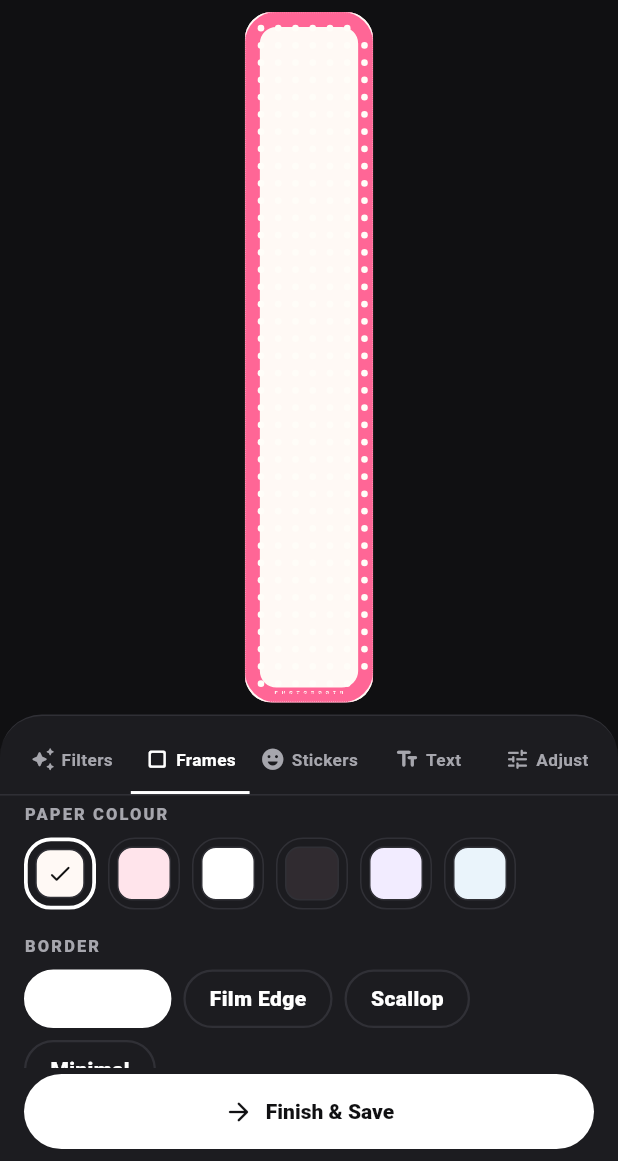
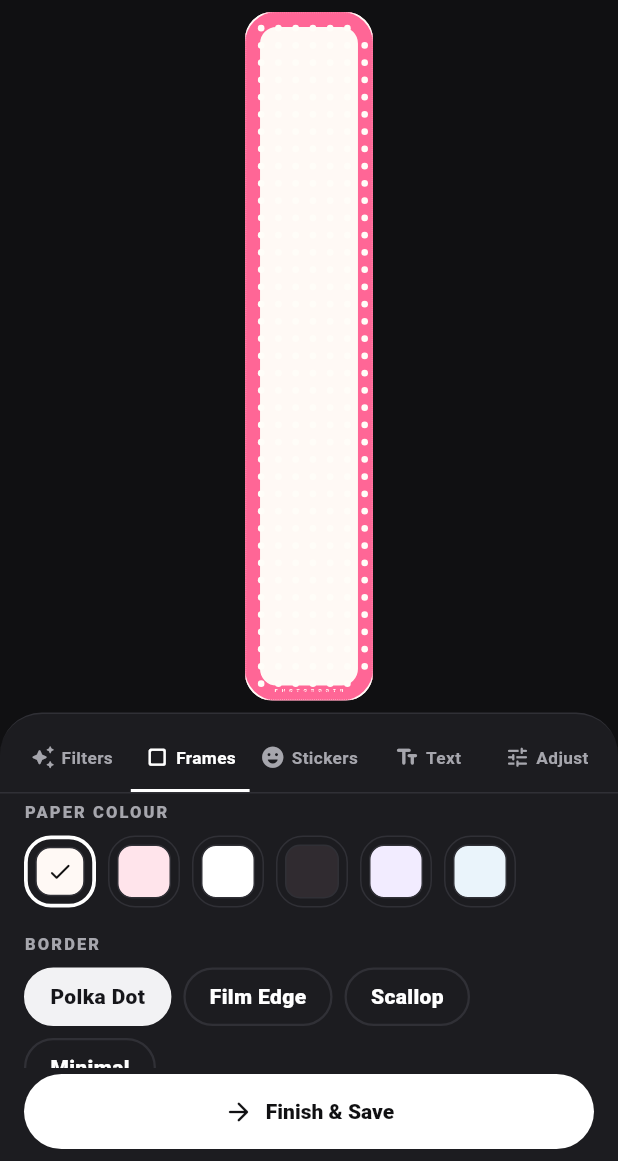
Before and after one commit to winkhantnyimdy-art/PhotoBooth, a Flutter app: the DecorateScreen screen opened directly with empty values, after a tap on "Frames", on a phone screen of 412 x 824 dp, the part 75-1236 px from its top. Run offline on Flutter 3.47's test engine with Material 3 defaults, Android fonts, the phone set to English and light mode, and no system bars; our stand-ins replace audioplayers, camera, share_plus, shared_preferences, web; missing offline and left inert: dart:js_interop, gal, idb_shim; accounts and stored records are empty.

Commit message:
Checkpoint 5B: fix filter shelf clipping and frame/pattern chip contrast

```diff
--- a/lib/core/theme/app_colors.dart
+++ b/lib/core/theme/app_colors.dart
@@ -71,4 +71,19 @@ abstract final class AppColors {
 
   /// Subtle silver accent for selection and affordances.
   static const Color silver = Color(0xFFC7C7CC);
+
+  /// Selected pills on [darkSurface].
+  ///
+  /// A light fill keeps the chosen option obvious at a glance, while the dark
+  /// ink keeps the label readable. The old pair used white for both, which is
+  /// why selected Frame Theme and Pattern chips rendered as blank capsules.
+  static const Color darkChipSelectedSurface = Color(0xFFF2F2F4);
+  static const Color darkChipSelectedInk = Color(0xFF16161A);
+
+  /// Disabled pills on [darkSurface].
+  ///
+  /// Kept lighter than an unselected chip and paired with muted ink, so an
+  /// unavailable option cannot be mistaken for one that is merely unselected.
+  static const Color darkChipDisabledSurface = Color(0xFF26262C);
+  static const Color darkChipDisabledInk = Color(0xFFA6A6AD);
 }
--- a/lib/features/decorate/decorate_screen.dart
+++ b/lib/features/decorate/decorate_screen.dart
@@ -44,7 +44,8 @@ void scheduleEditorZoomForCurrentEditor(double? factor) {
   if (root != null) visit(root);
   final StatefulElement? editorElement = editor;
   if (editorElement == null) return;
-  final _DecorateScreenState state = editorElement.state as _DecorateScreenState;
+  final _DecorateScreenState state =
+      editorElement.state as _DecorateScreenState;
 
   // Anchor the scale on the viewport centre, so the strip grows in place the
   // way a pinch at the middle of the photo does. An uncompensated diagonal
@@ -454,11 +455,18 @@ class _DecorateScreenState extends State<DecorateScreen> {
     // photostrip - the reason the screen exists - stays dominant.
     //
     // 0.36 rather than 0.32: the Filters tab is header + strength slider +
-    // a 104 dp shelf + a hint. At 0.32 the viewport ended inside the slider
-    // and the control painted nothing at its resting scroll position, which
-    // made the primary control of the tab look absent (visible in the
-    // Checkpoint 2 captures as a thumb sliver under the finish button).
-    final double trayHeight = (screen * 0.36).clamp(212.0, 340.0).toDouble();
+    // a 96 dp shelf. At 0.32 the viewport ended inside the slider and the
+    // control painted nothing at its resting scroll position, which made the
+    // primary control of the tab look absent (visible in the Checkpoint 2
+    // captures as a thumb sliver under the finish button).
+    //
+    // Content floor, not a design enlargement: below it the filter-shelf labels
+    // land under the action bar. On short viewports the 0.36 share cannot reach
+    // the content floor, so the tray grows to keep every effect label visible.
+    // 298 is the measured floor: 4 top inset + 24 header + two 2 dp gaps + the
+    // 56 dp strength block + 94 dp shelf, plus tab bar and action bar. It stays
+    // under half of the 600 dp regression viewport.
+    final double trayHeight = (screen * 0.36).clamp(298.0, 340.0).toDouble();
 
     return Container(
       decoration: const BoxDecoration(
@@ -473,6 +481,7 @@ class _DecorateScreenState extends State<DecorateScreen> {
             _buildTabBar(),
             Expanded(
               child: SingleChildScrollView(
+                key: const ValueKey<String>('decorate-tool-scroll'),
                 padding: const EdgeInsets.fromLTRB(S.md, S.xs, S.md, S.sm),
                 child: _buildTabContent(),
               ),
@@ -581,19 +590,55 @@ class _DecorateScreenState extends State<DecorateScreen> {
     return Column(
       crossAxisAlignment: CrossAxisAlignment.stretch,
       children: <Widget>[
-        _SectionHeader(
+        SizedBox(
+          // Compact section header keeps the filter shelf inside the tool
+          // viewport on short Android viewports.
+          height: 24,
+          child: _SectionHeader(
             title: 'Filters',
-          // Original does not grade the photo, so no strength figure applies;
-          // "100%" there implied an effect the user did not pick.
-          trailing: original ? 'No effect' : '${(_state.filterIntensity * 100).round()}%',
-        ),
-        const SizedBox(height: S.sm),
+            // Reset lives in the header instead of consuming a full row above
+            // the shelf. The old row pushed the shelf's label baseline under
+            // the tray viewport, which is the defect in
+            // checkpoint-5-acceptance/22-filter-tray-clipping.png.
+            action: original
+                ? null
+                : Semantics(
+                    button: true,
+                    label: 'Reset to Original',
+                    onTap: _resetEffectToOriginal,
+                    child: ExcludeSemantics(
+                      child: TextButton(
+                        key: const ValueKey<String>('reset-effect'),
+                        onPressed: _resetEffectToOriginal,
+                        style: TextButton.styleFrom(
+                          minimumSize: const Size(0, 24),
+                          // Four dp per side: the full label and the 100%
+                          // readout fit a 320 dp header without an overflow.
+                          padding: const EdgeInsets.symmetric(horizontal: S.xs),
+                          tapTargetSize: MaterialTapTargetSize.shrinkWrap,
+                          visualDensity: VisualDensity.compact,
+                          foregroundColor: AppColors.darkMuted,
+                          textStyle: AppText.caption.copyWith(
+                            fontWeight: FontWeight.w600,
+                          ),
+                        ),
+                        child: const Text('Reset to Original'),
+                      ),
+                    ),
+                  ),
+            // Original does not grade the photo, so no strength figure
+            // applies; "100%" there implied an effect the user did not pick.
+            trailing: original
+                ? 'No effect'
+                : '${(_state.filterIntensity * 100).round()}%',
+          ),
+        ),
+        const SizedBox(height: S.xxs),
         // The strength control sits directly under the section header, not
-        // under the shelf. The tray viewport is ~150 dp; with the slider below
-        // the 104 dp shelf it landed exactly on the viewport cut and painted
-        // nothing - the Checkpoint 2 captures show the same clipped control -
-        // while the tap target still worked, so the control looked absent.
-        // Above the shelf it is visible and reachable without scrolling.
+        // under the shelf. With the slider below the shelf it landed on the
+        // viewport cut and painted nothing while the tap target still worked,
+        // so the control looked absent. Above the shelf it is visible and
+        // reachable without scrolling.
         _DarkSlider(
           key: const ValueKey<String>('filter-intensity'),
           label: 'Strength',
@@ -601,21 +646,15 @@ class _DecorateScreenState extends State<DecorateScreen> {
           value: _state.filterIntensity,
           min: 0,
           max: 1,
-          display: original ? 'No effect' : '${(_state.filterIntensity * 100).round()}%',
+          display: original
+              ? 'No effect'
+              : '${(_state.filterIntensity * 100).round()}%',
           // Disabled on Original, because there is nothing there to grade.
           // Keeping the control visible but inert is the clearest signal that
           // picking an effect is what makes strength meaningful.
           onChanged: original ? null : _changeEffectIntensity,
         ),
-        const SizedBox(height: S.sm),
-        if (_state.filter != PhotoEffect.original)
-           Align(
-             alignment: Alignment.centerRight,
-             child: TextButton(
-               onPressed: _resetEffectToOriginal,
-               child: const Text('Reset to Original'),
-             ),
-           ),
+        const SizedBox(height: S.xxs),
         _buildFilterShelf(),
         // One hint line, not two. The panel is a fixed height and the
         // strength slider is a primary control: a second explanatory line
@@ -647,7 +686,11 @@ class _DecorateScreenState extends State<DecorateScreen> {
   /// and the chips underneath remain the targets.
   Widget _buildFilterShelf() {
     return SizedBox(
-      height: 104,
+      key: const ValueKey<String>('filter-shelf'),
+      // 94 dp still holds a 72 dp chip, its 4 dp gap and the 10 pt label,
+      // including at 1.3x text scale. The old 104 dp box left unused space and
+      // pushed the label row beneath the action bar on shorter viewports.
+      height: 94,
       child: Stack(
         children: <Widget>[
           Positioned.fill(
@@ -746,6 +789,7 @@ class _DecorateScreenState extends State<DecorateScreen> {
           children: <Widget>[
             for (final FrameStyle style in FrameStyle.values)
               _ChoicePill(
+                key: ValueKey<String>('frame-border-${style.name}'),
                 label: style.label,
                 semanticLabel: '${style.label} border',
                 selected: _state.frameStyle == style,
@@ -764,6 +808,7 @@ class _DecorateScreenState extends State<DecorateScreen> {
           children: <Widget>[
             for (final FrameTheme theme in FrameTheme.values)
               _ChoicePill(
+                key: ValueKey<String>('frame-theme-${theme.name}'),
                 label: theme.label,
                 semanticLabel: '${theme.label} frame theme',
                 selected: _state.frameTheme == theme,
@@ -780,6 +825,7 @@ class _DecorateScreenState extends State<DecorateScreen> {
           children: <Widget>[
             for (final DecorativeStyle style in DecorativeStyle.values)
               _ChoicePill(
+                key: ValueKey<String>('frame-pattern-${style.name}'),
                 label: style.label,
                 semanticLabel: '${style.label} pattern',
                 selected: _state.style == style,
@@ -1069,6 +1115,7 @@ class _DecorateScreenState extends State<DecorateScreen> {
 
   Widget _buildDoneButton(BuildContext context) {
     return Padding(
+      key: const ValueKey<String>('decorate-done-bar'),
       padding: const EdgeInsets.fromLTRB(S.md, S.xs, S.md, S.sm),
       child: PressableScale(
         child: FilledButton.icon(
@@ -1139,7 +1186,8 @@ class _DecorateScreenState extends State<DecorateScreen> {
     });
   }
 
-  void _resetDecoration() {    _undoRedo.record(_state);
+  void _resetDecoration() {
+    _undoRedo.record(_state);
     setState(() {
       _state = DecorationState(
         layout: _layout,
@@ -1753,11 +1801,7 @@ class _FilteredImage extends StatelessWidget {
 
   @override
   Widget build(BuildContext context) {
-    return EffectImage(
-      photo: photo,
-      recipe: recipe,
-      decodeWidth: decodeWidth,
-    );
+    return EffectImage(photo: photo, recipe: recipe, decodeWidth: decodeWidth);
   }
 }
 
@@ -2053,10 +2097,16 @@ class _FooterPainter extends CustomPainter {
 // -----------------------------------------------------------------------------
 
 class _SectionHeader extends StatelessWidget {
-  const _SectionHeader({required this.title, this.trailing});
+  const _SectionHeader({required this.title, this.trailing, this.action});
 
   final String title;
   final String? trailing;
+
+  /// Optional compact action rendered before [trailing].
+  ///
+  /// Used by Filters for Reset to Original, so the reset does not take a
+  /// whole row away from the effect shelf.
+  final Widget? action;
 
   @override
   Widget build(BuildContext context) {
@@ -2068,10 +2118,14 @@ class _SectionHeader extends StatelessWidget {
             style: AppText.overline.copyWith(color: AppColors.darkMuted),
           ),
         ),
+        ?action,
         if (trailing != null)
-          Text(
+          Padding(
+            padding: EdgeInsets.only(left: action == null ? 0 : S.xs),
+            child: Text(
               trailing!,
               style: AppText.label.copyWith(color: AppColors.onDark),
+            ),
           ),
       ],
     );
@@ -2157,6 +2211,8 @@ class _DarkSlider extends StatelessWidget {
 
   @override
   Widget build(BuildContext context) {
+    final bool enabled = onChanged != null;
+    final Color labelColor = enabled ? AppColors.onDark : AppColors.darkMuted;
     return Column(
       crossAxisAlignment: CrossAxisAlignment.stretch,
       children: <Widget>[
@@ -2165,7 +2221,7 @@ class _DarkSlider extends StatelessWidget {
             Expanded(
               child: Text(
                 label,
-                style: AppText.label.copyWith(color: AppColors.onDark),
+                style: AppText.label.copyWith(color: labelColor),
               ),
             ),
             Text(
@@ -2177,23 +2233,38 @@ class _DarkSlider extends StatelessWidget {
         SliderTheme(
           data: SliderTheme.of(context).copyWith(
             trackHeight: 4,
-            activeTrackColor: AppColors.onDark,
+            activeTrackColor: enabled
+                ? AppColors.onDark
+                : AppColors.darkChipDisabledInk,
             inactiveTrackColor: AppColors.darkLine,
-            thumbColor: AppColors.onDark,
-            overlayColor: AppColors.onDark.withValues(alpha: 0.18),
+            thumbColor: enabled
+                ? AppColors.onDark
+                : AppColors.darkChipDisabledInk,
+            overlayColor: AppColors.onDark.withValues(
+              alpha: enabled ? 0.18 : 0.06,
+            ),
+            disabledActiveTrackColor: AppColors.darkChipDisabledInk,
+            disabledInactiveTrackColor: AppColors.darkLine,
+            disabledThumbColor: AppColors.darkChipDisabledInk,
           ),
           child: Semantics(
             label: semanticLabel ?? label,
             // Announce the live value so the adjustment is legible without
             // sight, and mark the control's state when it cannot be changed.
             value: display,
-            enabled: onChanged != null,
+            enabled: enabled,
             child: ExcludeSemantics(
+              // 38 dp keeps the track and thumb fully painted while removing
+              // the Material slider's spare vertical padding. That is what lets
+              // the Filters tab's shelf clear the action bar on short phones.
+              child: SizedBox(
+                height: 38,
                 child: Slider(
                   value: value.clamp(min, max),
                   min: min,
                   max: max,
                   onChanged: onChanged,
+                ),
               ),
             ),
           ),
@@ -2280,6 +2351,7 @@ class _FilterThumb extends StatelessWidget {
           mainAxisSize: MainAxisSize.min,
           children: <Widget>[
             AnimatedContainer(
+              key: ValueKey<String>('filter-thumb-${effect.name}'),
               duration: AppMotion.of(context, AppMotion.fast),
               width: _chip,
               height: _chip,
@@ -2291,16 +2363,14 @@ class _FilterThumb extends StatelessWidget {
                   width: selected ? 2.5 : 1,
                 ),
               ),
-              child: ClipRRect(
-                borderRadius: R.all(R.xs + 2),
-                child: graded,
-              ),
+              child: ClipRRect(borderRadius: R.all(R.xs + 2), child: graded),
             ),
             const SizedBox(height: 4),
             SizedBox(
               width: _chip + 2,
               child: Text(
                 effect.label,
+                key: ValueKey<String>('filter-label-${effect.name}'),
                 textAlign: TextAlign.center,
                 maxLines: 1,
                 overflow: TextOverflow.ellipsis,
@@ -2320,6 +2390,7 @@ class _FilterThumb extends StatelessWidget {
 
 class _ChoicePill extends StatelessWidget {
   const _ChoicePill({
+    super.key,
     required this.label,
     required this.semanticLabel,
     required this.selected,
@@ -2329,34 +2400,52 @@ class _ChoicePill extends StatelessWidget {
   final String label;
   final String semanticLabel;
   final bool selected;
-  final VoidCallback onTap;
+
+  /// Null renders the pill in its disabled state.
+  ///
+  /// No current frame or pattern option is unavailable, but keeping the state
+  /// in the shared selector means future restrictions inherit the same
+  /// contrast rules instead of growing a one-off grey pill.
+  final VoidCallback? onTap;
 
   @override
   Widget build(BuildContext context) {
+    final bool enabled = onTap != null;
+    final Color surface;
+    final Color ink;
+    final Color border;
+    if (!enabled) {
+      surface = AppColors.darkChipDisabledSurface;
+      ink = AppColors.darkChipDisabledInk;
+      border = AppColors.darkLine;
+    } else if (selected) {
+      surface = AppColors.darkChipSelectedSurface;
+      ink = AppColors.darkChipSelectedInk;
+      border = AppColors.darkChipSelectedSurface;
+    } else {
+      surface = AppColors.darkSurface;
+      ink = AppColors.onDark;
+      border = AppColors.darkLine;
+    }
+
     return Semantics(
       button: true,
+      enabled: enabled,
       selected: selected,
       label: semanticLabel,
       excludeSemantics: true,
       child: GestureDetector(
         onTap: onTap,
+        behavior: HitTestBehavior.opaque,
         child: AnimatedContainer(
           duration: AppMotion.of(context, AppMotion.fast),
           padding: const EdgeInsets.symmetric(horizontal: S.md, vertical: S.sm),
           decoration: BoxDecoration(
-            color: selected ? AppColors.onDark : AppColors.darkSurface,
+            color: surface,
             borderRadius: R.pillRadius,
-            border: Border.all(
-              color: selected ? AppColors.onDark : AppColors.darkLine,
-              width: 1.5,
-            ),
-          ),
-          child: Text(
-            label,
-            style: AppText.buttonSmall.copyWith(
-              color: selected ? AppColors.onAccent : AppColors.onDark,
-            ),
-          ),
+            border: Border.all(color: border, width: 1.5),
+          ),
+          child: Text(label, style: AppText.buttonSmall.copyWith(color: ink)),
         ),
       ),
     );
```
Lines whose indentation alone changed are shown as unchanged.
